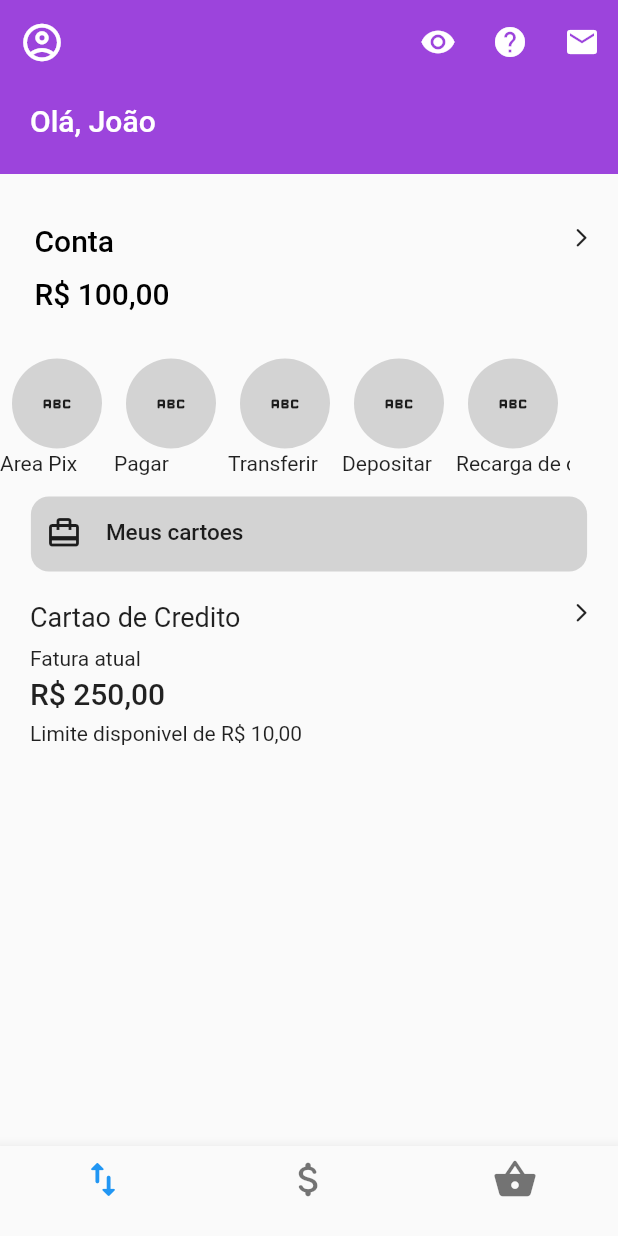
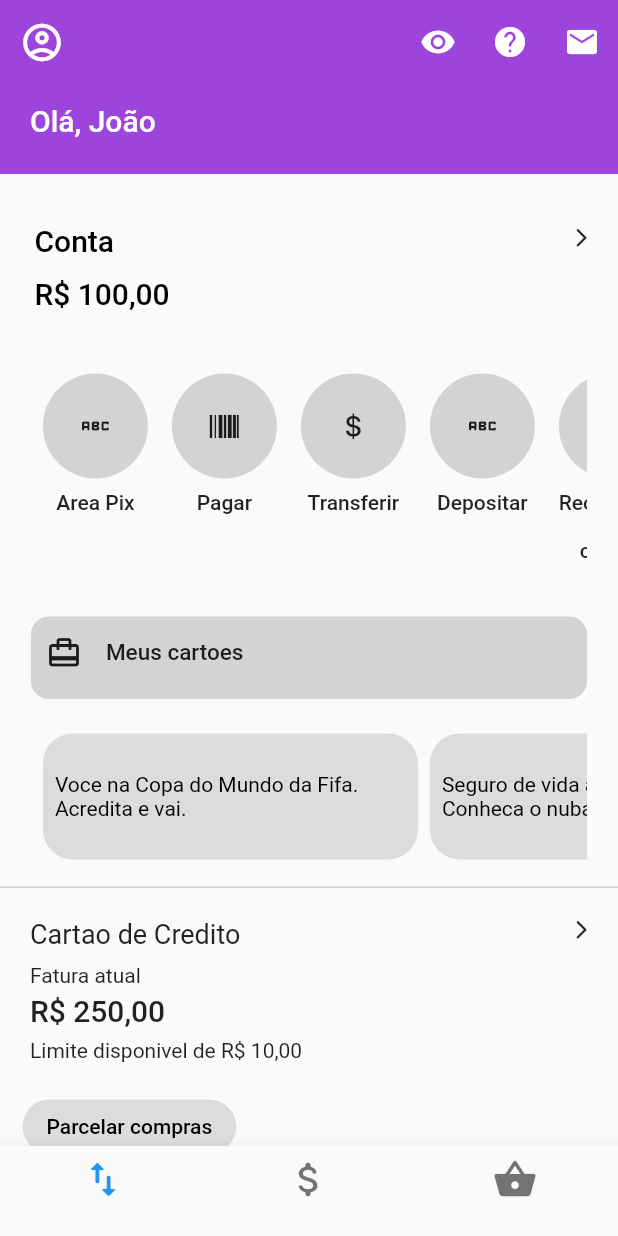
Before and after one commit to Palagio/clone_nubank, a Flutter app: the screen it shows after launch, on a phone screen of 412 x 824 dp. Run offline on Flutter 3.47's test engine with Material 2 defaults, Android fonts, the phone set to English and light mode, and no system bars.

Commit message:
Add list tiles to news

```diff
--- a/lib/home_page.dart
+++ b/lib/home_page.dart
@@ -1,6 +1,8 @@
+import 'package:flutter/cupertino.dart';
 import 'package:flutter/material.dart';
 import 'package:primeiro_projeto/app_bar.dart';
 import 'package:primeiro_projeto/list_tile.dart';
+import 'package:primeiro_projeto/list_tile_news.dart';
 
 class HomePage extends StatelessWidget {
   const HomePage({Key? key}) : super(key: key);
@@ -86,26 +88,43 @@ class HomePage extends StatelessWidget {
                 ),
               ),
               const SizedBox(
-                height: 20,
+                height: 30,
               ),
               SizedBox(
-                height: 100,
+                height: 150,
+                width: MediaQuery.of(context).size.width * 0.90,
                 child: ListView(
                   scrollDirection: Axis.horizontal,
                   children: const [
-                    ListTileWidget(label: 'Area Pix', icon: Icons.abc_rounded),
-                    ListTileWidget(label: 'Pagar', icon: Icons.abc_rounded),
                     ListTileWidget(
-                        label: 'Transferir', icon: Icons.abc_rounded),
-                    ListTileWidget(label: 'Depositar', icon: Icons.abc_rounded),
+                      label: 'Area Pix',
+                      icon: Icons.abc_rounded,
+                    ),
                     ListTileWidget(
-                        label: 'Recarga de celular', icon: Icons.abc_rounded),
+                      label: 'Pagar',
+                      icon: CupertinoIcons.barcode,
+                    ),
+                    ListTileWidget(
+                      label: 'Transferir',
+                      icon: CupertinoIcons.money_dollar,
+                    ),
+                    ListTileWidget(
+                      label: 'Depositar',
+                      icon: Icons.abc_rounded,
+                    ),
+                    ListTileWidget(
+                      label: "Recarga de\n\n" "celular\n\n",
+                      icon: Icons.settings_cell,
+                    ),
                   ],
                 ),
               ),
+              const SizedBox(
+                height: 20,
+              ),
               Container(
                 width: MediaQuery.of(context).size.width * 0.90,
-                height: 50,
+                height: 55,
                 decoration: BoxDecoration(
                   borderRadius: BorderRadius.circular(12),
                   color: const Color(0xFFD3D3D3),
@@ -131,13 +150,47 @@ class HomePage extends StatelessWidget {
                   ],
                 ),
               ),
+              const SizedBox(
+                height: 15,
+              ),
+              SizedBox(
+                height: 100,
+                width: MediaQuery.of(context).size.width * 0.90,
+                child: ListView(
+                  scrollDirection: Axis.horizontal,
+                  children: const [
+                    ListTileNews(
+                      label: 'Voce na Copa do Mundo da Fifa. Acredita e vai.',
+                      color: Colors.black,
+                    ),
+                    ListTileNews(
+                      label:
+                          'Seguro de vida a partir de R\$4/mes? Conheca o nubank vida!',
+                      color: Colors.black,
+                    ),
+                    ListTileNews(
+                      label:
+                          'Salve um amigo da burocracia. Faca um convite para o Nubank',
+                      color: Colors.black,
+                    ),
+                  ],
+                ),
+              ),
+              const SizedBox(
+                height: 10,
+              ),
+              Container(
+                width: MediaQuery.of(context).size.width,
+                height: 1,
+                color: const Color(0xFFD3D3D3),
+              ),
               InkWell(
                 onTap: () {},
                 child: SizedBox(
                   width: MediaQuery.of(context).size.width,
-                  height: 150,
-                  child: Stack(children: const [
-                    Positioned(
+                  height: 190,
+                  child: Stack(children: [
+                    const Positioned(
                       top: 20,
                       left: 20,
                       child: Text(
@@ -145,7 +198,7 @@ class HomePage extends StatelessWidget {
                         style: TextStyle(fontSize: 18),
                       ),
                     ),
-                    Positioned(
+                    const Positioned(
                       top: 50,
                       left: 20,
                       child: Text(
@@ -153,7 +206,7 @@ class HomePage extends StatelessWidget {
                         style: TextStyle(fontSize: 14),
                       ),
                     ),
-                    Positioned(
+                    const Positioned(
                       top: 70,
                       left: 20,
                       child: Text(
@@ -164,7 +217,7 @@ class HomePage extends StatelessWidget {
                         ),
                       ),
                     ),
-                    Positioned(
+                    const Positioned(
                       top: 100,
                       left: 20,
                       child: Text(
@@ -172,7 +225,7 @@ class HomePage extends StatelessWidget {
                         style: TextStyle(fontSize: 14),
                       ),
                     ),
-                    Positioned(
+                    const Positioned(
                       left: 380,
                       top: 20,
                       child: Icon(
@@ -180,8 +233,34 @@ class HomePage extends StatelessWidget {
                         size: 15,
                       ),
                     ),
+                    Positioned(
+                      top: 120,
+                      child: Padding(
+                        padding: const EdgeInsets.only(
+                            left: 15, top: 15, bottom: 10),
+                        child: ElevatedButton(
+                          onPressed: () {},
+                          style: ButtonStyle(
+                              elevation: MaterialStateProperty.all(0),
+                              shape: MaterialStateProperty.all(
+                                  const StadiumBorder()),
+                              backgroundColor: MaterialStateProperty.all(
+                                const Color(0xFFDCDCDC),
+                              )),
+                          child: const Text(
+                            'Parcelar compras',
+                            style: TextStyle(color: Colors.black),
+                          ),
+                        ),
+                      ),
+                    )
                   ]),
                 ),
+              ),
+              Container(
+                width: MediaQuery.of(context).size.width,
+                height: 1,
+                color: const Color(0xFFD3D3D3),
               ),
             ],
           ),
--- a/lib/list_tile.dart
+++ b/lib/list_tile.dart
@@ -12,13 +12,15 @@ class ListTileWidget extends StatelessWidget {
   Widget build(BuildContext context) {
     return Stack(
       children: [
+        Column(
+          children: [
             Padding(
               padding: const EdgeInsets.all(8.0),
               child: InkWell(
                 onTap: onPressed,
                 child: Container(
-              width: 60,
-              height: 60,
+                  width: 70,
+                  height: 70,
                   decoration: BoxDecoration(
                     borderRadius: BorderRadius.circular(150),
                     color: const Color(0xFFD3D3D3),
@@ -27,12 +29,18 @@ class ListTileWidget extends StatelessWidget {
                 ),
               ),
             ),
-        Positioned(
-            top: 70,
+            Expanded(
               child: Text(
                 label,
+                maxLines: 3,
                 textAlign: TextAlign.center,
-            )),
+                style: const TextStyle(
+                  fontWeight: FontWeight.w500,
+                ),
+              ),
+            ),
+          ],
+        ),
       ],
     );
   }
--- /dev/null
+++ b/lib/list_tile_news.dart
@@ -0,0 +1,37 @@
+import 'package:flutter/widgets.dart';
+
+class ListTileNews extends StatelessWidget {
+  final String label;
+  final Color? color;
+
+  const ListTileNews({
+    Key? key,
+    required this.label,
+    this.color,
+  }) : super(key: key);
+
+  @override
+  Widget build(BuildContext context) {
+    return Padding(
+      padding: const EdgeInsets.only(left: 8.0, top: 8, bottom: 8),
+      child: Container(
+        width: 250,
+        height: 40,
+        decoration: BoxDecoration(
+          borderRadius: BorderRadius.circular(20),
+          color: const Color(0xFFDCDCDC),
+        ),
+        child: Center(
+          child: Padding(
+            padding: const EdgeInsets.all(8.0),
+            child: Text(
+              label,
+              maxLines: 2,
+              style: TextStyle(color: color),
+            ),
+          ),
+        ),
+      ),
+    );
+  }
+}
```
Lines whose indentation alone changed are shown as unchanged.
